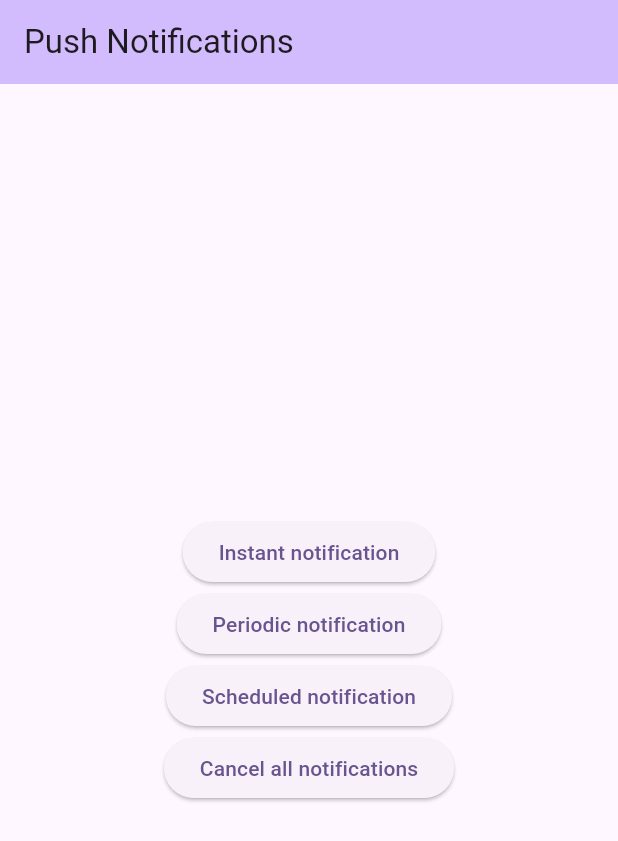
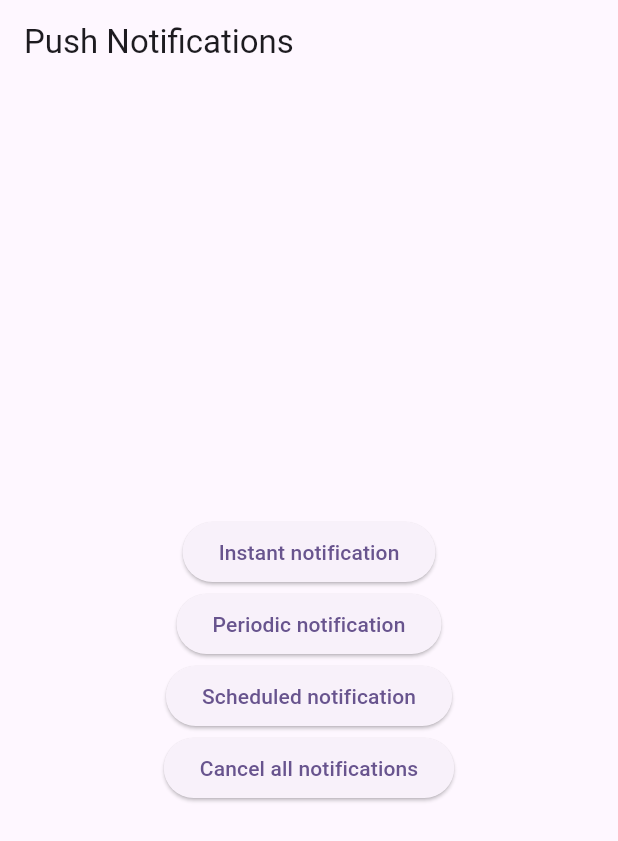
Before and after one commit to mahmoudsfares/push_notifications_sample, a Flutter app: the screen it shows after launch, after a tap on "Instant notification", on a phone screen of 412 x 824 dp. Shown: the top 841 px of the screen. Run offline on Flutter 3.47's test engine with Material 3 defaults, Android fonts, the phone set to English and light mode, and no system bars; our stand-ins replace flutter_local_notifications, fluttertoast, permission_handler, timezone.

Commit message:
* Merge showAndroidNotifications and showIOSNotifications in one method * Code cleanup

```diff
--- a/lib/main.dart
+++ b/lib/main.dart
@@ -12,10 +12,7 @@ class MyApp extends StatelessWidget {
   @override
   Widget build(BuildContext context) {
     return MaterialApp(
-      theme: ThemeData(
-        colorScheme: ColorScheme.fromSeed(seedColor: Colors.deepPurple),
-        useMaterial3: true,
-      ),
+      theme: ThemeData(colorScheme: ColorScheme.fromSeed(seedColor: Colors.deepPurple), useMaterial3: true),
       home: const HomeScreen(),
       routes: {
         SecondScreen.routeName: (context) => const SecondScreen(),
--- a/lib/notifications/local_notification_service.dart
+++ b/lib/notifications/local_notification_service.dart
@@ -13,6 +13,7 @@ class LocalNotificationService {
   // TODO 6: handle onTap actions by passing the payload to an observable stream
   static final StreamController<String> notificationStream = StreamController<String>();
 
+  // The backgroundHandler needs to be either a static function or a top level function to be accessible as a Flutter entry point.
   static void onTapNotification(NotificationResponse response) => notificationStream.add(response.payload!);
 
   /// initialize native notifications for the required platforms
@@ -20,16 +21,14 @@ class LocalNotificationService {
     // TODO 7: check if the notifications permission is granted (permission required starting from API 33)
     if (!(await checkNotificationsPermission())) return;
     // TODO 8: specify both platforms notification settings
-    const AndroidInitializationSettings androidInitializationSettings =
-        AndroidInitializationSettings('@mipmap/ic_launcher');
+    const AndroidInitializationSettings androidInitializationSettings = AndroidInitializationSettings('@mipmap/ic_launcher');
     DarwinInitializationSettings iosInitializationSettings = const DarwinInitializationSettings(
       requestSoundPermission: true,
       requestBadgePermission: true,
       requestAlertPermission: true,
     );
     // TODO 9: add both platform specific settings as arguments for the generic notification initialization settings
-    InitializationSettings initializationSettings =
-        InitializationSettings(android: androidInitializationSettings, iOS: iosInitializationSettings);
+    InitializationSettings initializationSettings = InitializationSettings(android: androidInitializationSettings, iOS: iosInitializationSettings);
     // TODO 10: initialize the notifications plugin using the generic initialization settings
     await notificationsPlugin.initialize(
       initializationSettings,
@@ -38,12 +37,11 @@ class LocalNotificationService {
     );
   }
 
-  Future<void> showAndroidNotification(String title, String body,
-      {String? payload, Duration? scheduledAfter, RepeatInterval? repeatInterval}) async {
+  Future<void> showNotification(String title, String body, {String? payload, Duration? scheduledAfter, RepeatInterval? repeatInterval}) async {
     // TODO 11: define android channel
-    // id: has to be unique all over the app as it identifies the channel
-    // name: channel name, for example "advertisements channel" or "payment notifications channel"
-    // description: for example, this channel groups the notifications that are related to advertisements and offers
+    // channelId (first param): has to be unique all over the app as it identifies the channel
+    // channelName (second param): channel name, for example "advertisements channel" or "payment notifications channel"
+    // channelDescription: for example, this channel groups the notifications that are related to advertisements and offers
     // ticker: the text that will appear briefly in the status bar when the notification is first posted.
     const AndroidNotificationDetails androidNotificationChannel = AndroidNotificationDetails(
       'PAYMENT',
@@ -53,10 +51,29 @@ class LocalNotificationService {
       priority: Priority.high,
       ticker: 'you\'ve got a notification',
     );
-    const NotificationDetails notificationDetails = NotificationDetails(android: androidNotificationChannel);
+
+    // TODO 12: define ios channel.. check out the additional setup in AppDelegate.swift
+    // threadIdentifier: has to be unique all over the app as it identifies the channel
+    // presentAlert: Present an alert when the notification is displayed and the application is in the foreground (only from iOS 10:14)
+    // presentBadge: Present the badge number when the notification is displayed and the application is in the foreground (only from iOS 10:14)
+    // presentSound: Play a sound when the notification is displayed and the application is in the foreground (only from iOS 10:14)
+    // presentList: show the notification in the notification centre when the notification is triggered while app is in the foreground (iOS >= 14)
+    // presentBanner: Present the notification in a banner when the notification is triggered while app is in the foreground (iOS >= 14)
+    const DarwinNotificationDetails iOSNotificationChannel = DarwinNotificationDetails(
+      threadIdentifier: 'PAYMENT',
+      presentAlert: true,
+      presentBadge: true,
+      presentSound: true,
+      presentList: true,
+      presentBanner: true,
+    );
+
+    // TODO 13: add the channels to a NotificationDetails instance, and define a notificationId to use them to show the notification
+    const NotificationDetails notificationDetails = NotificationDetails(android: androidNotificationChannel, iOS: iOSNotificationChannel);
     const int notificationId = 1;
 
-    // TODO 12: show notification
+    // TODO 14: show notification
+    // scheduled
     if (scheduledAfter != null) {
       tz.initializeTimeZones();
       tz.Location localTime = tz.local;
@@ -70,62 +87,13 @@ class LocalNotificationService {
         payload: payload,
         uiLocalNotificationDateInterpretation: UILocalNotificationDateInterpretation.absoluteTime,
       );
-    } else if (repeatInterval != null) {
-      await notificationsPlugin.periodicallyShow(
-          notificationId, title, body, RepeatInterval.everyMinute, notificationDetails,
-          payload: payload);
-    } else {
-      await notificationsPlugin.show(notificationId, title, body, notificationDetails, payload: payload);
     }
-  }
-
-  Future<void> showIOSNotification(
-    String title,
-    String body, {
-    String? payload,
-    Duration? scheduledAfter,
-    RepeatInterval? repeatInterval,
-  }) async {
-    // TODO 11: define ios channel.. check out the additional setup in AppDelegate.swift
-    // presentAlert: Present an alert when the notification is displayed and the application is in the foreground (only from iOS 10:14)
-    // presentBadge: Present the badge number when the notification is displayed and the application is in the foreground (only from iOS 10:14)
-    // presentSound: Play a sound when the notification is displayed and the application is in the foreground (only from iOS 10:14)
-    // presentList: show the notification in the notification centre when the notification is triggered while app is in the foreground (iOS >= 14)
-    // presentBanner: Present the notification in a banner when the notification is triggered while app is in the foreground (iOS >= 14)
-    // sound: Specifies the file path to play (only from iOS 10 onwards)
-    // badgeNumber: The application's icon badge number
-    // attachments: List<IOSNotificationAttachment>?, (only from iOS 10 onwards)
-    // subtitle: Secondary description  (only from iOS 10 onwards)
-    const DarwinNotificationDetails iOSNotificationChannel = DarwinNotificationDetails(
-      threadIdentifier: 'PAYMENT',
-      presentAlert: true,
-      presentBadge: true,
-      presentSound: true,
-      presentList: true,
-      presentBanner: true,
-    );
-    const NotificationDetails notificationDetails = NotificationDetails(iOS: iOSNotificationChannel);
-    const int notificationId = 1;
-
-    // TODO 12: show notification
-    if (scheduledAfter != null) {
-      tz.initializeTimeZones();
-      tz.Location localTime = tz.local;
-      tz.TZDateTime scheduledDate = tz.TZDateTime.now(localTime).add(scheduledAfter);
-      await notificationsPlugin.zonedSchedule(
-        notificationId,
-        title,
-        body,
-        scheduledDate,
-        notificationDetails,
-        payload: payload,
-        uiLocalNotificationDateInterpretation: UILocalNotificationDateInterpretation.absoluteTime,
-      );
-    } else if (repeatInterval != null) {
-      await notificationsPlugin.periodicallyShow(
-          notificationId, title, body, RepeatInterval.everyMinute, notificationDetails,
-          payload: payload);
-    } else {
+    // periodic
+    else if (repeatInterval != null) {
+      await notificationsPlugin.periodicallyShow(notificationId, title, body, RepeatInterval.everyMinute, notificationDetails, payload: payload);
+    }
+    // instant
+    else {
       await notificationsPlugin.show(notificationId, title, body, notificationDetails, payload: payload);
     }
   }
--- a/lib/screens/home_screen.dart
+++ b/lib/screens/home_screen.dart
@@ -13,7 +13,6 @@ class HomeScreen extends StatefulWidget {
 }
 
 class _HomeScreenState extends State<HomeScreen> {
-
   final LocalNotificationService _notificationService = LocalNotificationService();
 
   @override
@@ -22,22 +21,19 @@ class _HomeScreenState extends State<HomeScreen> {
     _initNotifications();
   }
 
-  // TODO 13: initialize notification service and set the action to be made when the notification is tapped
+  // TODO 15: initialize notification service and set the action to be made when the notification is tapped
   void _initNotifications() async {
     await _notificationService.init();
-    var initialNotification = await _notificationService.notificationsPlugin
-        .getNotificationAppLaunchDetails();
+    var initialNotification = await _notificationService.notificationsPlugin.getNotificationAppLaunchDetails();
     if (initialNotification?.didNotificationLaunchApp == true) {
       // avoid using context across an async gap by ensuring that the context is used after the current frame is rendered
       Future.delayed(
         Duration.zero,
-        () => Navigator.pushNamed(context, SecondScreen.routeName,
-            arguments: initialNotification?.notificationResponse?.payload),
+        () => Navigator.pushNamed(context, SecondScreen.routeName, arguments: initialNotification?.notificationResponse?.payload),
       );
     } else {
       LocalNotificationService.notificationStream.stream.listen((payload) {
-        Navigator.pushNamed(context, SecondScreen.routeName,
-            arguments: payload);
+        Navigator.pushNamed(context, SecondScreen.routeName, arguments: payload);
       });
     }
   }
@@ -46,25 +42,20 @@ class _HomeScreenState extends State<HomeScreen> {
   Widget build(BuildContext context) {
     return Scaffold(
       appBar: AppBar(
-        backgroundColor: Theme.of(context).colorScheme.inversePrimary,
         title: const Text('Push Notifications'),
       ),
       body: Center(
         child: Column(
           mainAxisAlignment: MainAxisAlignment.center,
           children: [
-            // TODO 14: call the notification triggering method
+            // TODO 16: call the notification triggering method
+            ElevatedButton(onPressed: () => _triggerNotification(), child: const Text('Instant notification')),
             ElevatedButton(
-                onPressed: () => _triggerNotification(),
-                child: const Text('Instant notification')),
-            ElevatedButton(
-              onPressed: () => _triggerNotification(
-                  repeatInterval: RepeatInterval.everyMinute),
+              onPressed: () => _triggerNotification(repeatInterval: RepeatInterval.everyMinute),
               child: const Text('Periodic notification'),
             ),
             ElevatedButton(
-              onPressed: () => _triggerNotification(
-                  scheduledAfter: const Duration(seconds: 5)),
+              onPressed: () => _triggerNotification(scheduledAfter: const Duration(seconds: 5)),
               child: const Text('Scheduled notification'),
             ),
             ElevatedButton(
@@ -77,13 +68,12 @@ class _HomeScreenState extends State<HomeScreen> {
     );
   }
 
-  Future<void> _triggerNotification(
-      {Duration? scheduledAfter, RepeatInterval? repeatInterval}) async {
+  Future<void> _triggerNotification({Duration? scheduledAfter, RepeatInterval? repeatInterval}) async {
     if (await Permission.notification.isDenied) {
       Fluttertoast.showToast(msg: 'Notifications permission is denied');
       return;
     }
-    _notificationService.showIOSNotification(
+    _notificationService.showNotification(
       'hey',
       'this is a notification',
       payload: 'my payload',
```
